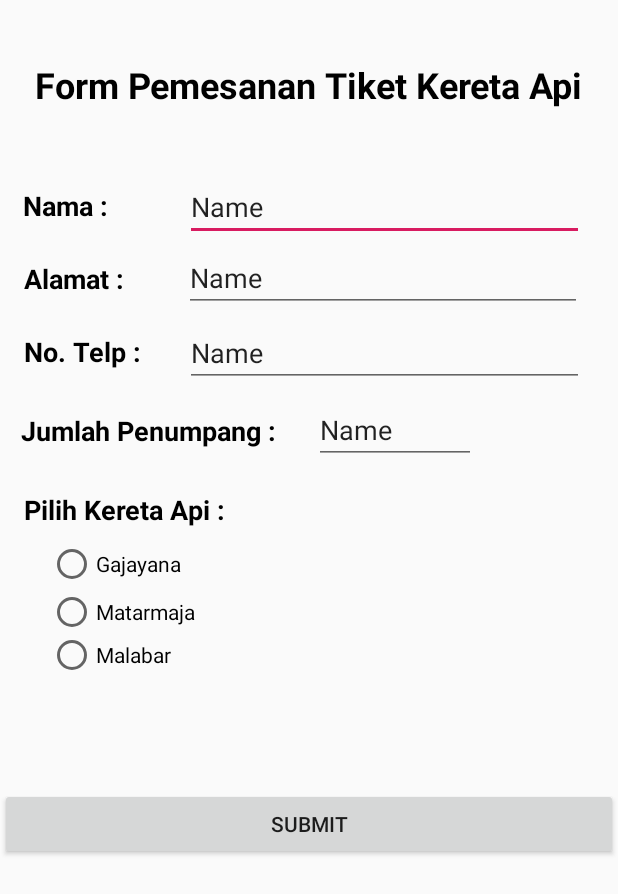
After one commit to Fadila07/TiketKereta, an Android app: the layout fragment_pemesanan.xml on its own in the app's theme, with its tools: preview values and no code run, on a phone screen of 412 x 824 dp. The commit adds this screen. Shown: the top 894 px of the screen. Run offline under Robolectric (Android 15) with nearby library versions, the phone set to English and light mode, and no system bars.

Commit message:
membuat form pemesanan

```diff
--- a/app/build.gradle
+++ b/app/build.gradle
@@ -23,6 +23,7 @@ dependencies {
     implementation fileTree(dir: 'libs', include: ['*.jar'])
     implementation 'androidx.appcompat:appcompat:1.1.0'
     implementation 'androidx.constraintlayout:constraintlayout:1.1.3'
+    implementation 'androidx.legacy:legacy-support-v4:1.0.0'
     testImplementation 'junit:junit:4.12'
     androidTestImplementation 'androidx.test:runner:1.2.0'
     androidTestImplementation 'androidx.test.espresso:espresso-core:3.2.0'
--- a/app/src/main/AndroidManifest.xml
+++ b/app/src/main/AndroidManifest.xml
@@ -9,7 +9,7 @@
         android:roundIcon="@mipmap/ic_launcher_round"
         android:supportsRtl="true"
         android:theme="@style/AppTheme">
-        <activity android:name=".tampilan.Help"></activity>
+        <activity android:name=".tampilan.Help" />
         <activity android:name=".tampilan.Login" />
         <activity android:name=".tampilan.welcome" />
         <activity android:name=".tampilan.screen">
--- /dev/null
+++ b/app/src/main/res/layout/fragment_pemesanan.xml
@@ -0,0 +1,184 @@
+<?xml version="1.0" encoding="utf-8"?>
+<androidx.constraintlayout.widget.ConstraintLayout xmlns:android="http://schemas.android.com/apk/res/android"
+    xmlns:app="http://schemas.android.com/apk/res-auto"
+    xmlns:tools="http://schemas.android.com/tools"
+    android:id="@+id/frameLayout"
+    android:layout_width="match_parent"
+    android:layout_height="match_parent"
+    tools:context=".fragment.Pemesanan">
+
+    <TextView
+        android:id="@+id/textView8"
+        android:layout_width="wrap_content"
+        android:layout_height="wrap_content"
+        android:layout_marginTop="40dp"
+        android:text="Form Pemesanan Tiket Kereta Api"
+        android:textColor="@android:color/black"
+        android:textSize="24sp"
+        android:textStyle="bold"
+        app:layout_constraintEnd_toEndOf="parent"
+        app:layout_constraintHorizontal_bias="0.496"
+        app:layout_constraintStart_toStartOf="parent"
+        app:layout_constraintTop_toTopOf="parent" />
+
+    <TextView
+        android:id="@+id/textView9"
+        android:layout_width="wrap_content"
+        android:layout_height="wrap_content"
+        android:layout_marginTop="52dp"
+        android:text="Nama :"
+        android:textColor="@android:color/black"
+        android:textSize="18sp"
+        android:textStyle="bold"
+        app:layout_constraintEnd_toEndOf="parent"
+        app:layout_constraintHorizontal_bias="0.043"
+        app:layout_constraintStart_toStartOf="parent"
+        app:layout_constraintTop_toBottomOf="@+id/textView8" />
+
+    <TextView
+        android:id="@+id/textView10"
+        android:layout_width="wrap_content"
+        android:layout_height="wrap_content"
+        android:layout_marginStart="16dp"
+        android:layout_marginTop="24dp"
+        android:text="Alamat :"
+        android:textColor="@android:color/black"
+        android:textSize="18sp"
+        android:textStyle="bold"
+        app:layout_constraintStart_toStartOf="parent"
+        app:layout_constraintTop_toBottomOf="@+id/textView9" />
+
+    <TextView
+        android:id="@+id/textView11"
+        android:layout_width="wrap_content"
+        android:layout_height="wrap_content"
+        android:layout_marginStart="16dp"
+        android:layout_marginTop="24dp"
+        android:text="No. Telp :"
+        android:textColor="@android:color/black"
+        android:textSize="18sp"
+        android:textStyle="bold"
+        app:layout_constraintStart_toStartOf="parent"
+        app:layout_constraintTop_toBottomOf="@+id/textView10" />
+
+    <TextView
+        android:id="@+id/textView12"
+        android:layout_width="wrap_content"
+        android:layout_height="wrap_content"
+        android:layout_marginTop="28dp"
+        android:text="Jumlah Penumpang :"
+        android:textColor="@android:color/black"
+        android:textSize="18sp"
+        android:textStyle="bold"
+        app:layout_constraintEnd_toEndOf="parent"
+        app:layout_constraintHorizontal_bias="0.057"
+        app:layout_constraintStart_toStartOf="parent"
+        app:layout_constraintTop_toBottomOf="@+id/textView11" />
+
+    <EditText
+        android:id="@+id/editText"
+        android:layout_width="266dp"
+        android:layout_height="44dp"
+        android:layout_marginTop="44dp"
+        android:ems="10"
+        android:inputType="textPersonName"
+        android:text="Name"
+        app:layout_constraintEnd_toEndOf="parent"
+        app:layout_constraintHorizontal_bias="0.694"
+        app:layout_constraintStart_toEndOf="@+id/textView9"
+        app:layout_constraintTop_toBottomOf="@+id/textView8" />
+
+    <EditText
+        android:id="@+id/editText2"
+        android:layout_width="265dp"
+        android:layout_height="41dp"
+        android:layout_marginTop="6dp"
+        android:ems="10"
+        android:inputType="textPersonName"
+        android:text="Name"
+        app:layout_constraintEnd_toEndOf="parent"
+        app:layout_constraintHorizontal_bias="0.622"
+        app:layout_constraintStart_toEndOf="@+id/textView10"
+        app:layout_constraintTop_toBottomOf="@+id/editText" />
+
+    <EditText
+        android:id="@+id/editText3"
+        android:layout_width="266dp"
+        android:layout_height="44dp"
+        android:layout_marginTop="6dp"
+        android:ems="10"
+        android:inputType="textPersonName"
+        android:text="Name"
+        app:layout_constraintEnd_toEndOf="parent"
+        app:layout_constraintHorizontal_bias="0.56"
+        app:layout_constraintStart_toEndOf="@+id/textView11"
+        app:layout_constraintTop_toBottomOf="@+id/editText2" />
+
+    <EditText
+        android:id="@+id/editText4"
+        android:layout_width="108dp"
+        android:layout_height="39dp"
+        android:layout_marginTop="12dp"
+        android:ems="10"
+        android:inputType="textPersonName"
+        android:text="Name"
+        app:layout_constraintEnd_toEndOf="parent"
+        app:layout_constraintHorizontal_bias="0.213"
+        app:layout_constraintStart_toEndOf="@+id/textView12"
+        app:layout_constraintTop_toBottomOf="@+id/editText3" />
+
+    <TextView
+        android:id="@+id/textView13"
+        android:layout_width="wrap_content"
+        android:layout_height="wrap_content"
+        android:layout_marginTop="28dp"
+        android:text="Pilih Kereta Api :"
+        android:textColor="@android:color/black"
+        android:textSize="18sp"
+        android:textStyle="bold"
+        app:layout_constraintEnd_toEndOf="parent"
+        app:layout_constraintHorizontal_bias="0.058"
+        app:layout_constraintStart_toStartOf="parent"
+        app:layout_constraintTop_toBottomOf="@+id/textView12" />
+
+    <RadioGroup
+        android:id="@+id/radioGroup2"
+        android:layout_width="363dp"
+        android:layout_height="89dp"
+        android:layout_marginStart="32dp"
+        android:layout_marginTop="8dp"
+        app:layout_constraintStart_toStartOf="parent"
+        app:layout_constraintTop_toBottomOf="@+id/textView13">
+
+        <RadioButton
+            android:id="@+id/radioButton"
+            android:layout_width="324dp"
+            android:layout_height="wrap_content"
+            android:text="Gajayana" />
+
+        <RadioButton
+            android:id="@+id/radioButton3"
+            android:layout_width="324dp"
+            android:layout_height="wrap_content"
+            android:text="Matarmaja" />
+
+        <RadioButton
+            android:id="@+id/radioButton2"
+            android:layout_width="325dp"
+            android:layout_height="wrap_content"
+            android:text="Malabar" />
+
+    </RadioGroup>
+
+    <Button
+        android:id="@+id/button"
+        android:layout_width="match_parent"
+        android:layout_height="wrap_content"
+        android:layout_marginTop="76dp"
+        android:text="Submit"
+        app:layout_constraintEnd_toEndOf="parent"
+        app:layout_constraintHorizontal_bias="0.498"
+        app:layout_constraintStart_toStartOf="parent"
+        app:layout_constraintTop_toBottomOf="@+id/radioGroup2" />
+
+</androidx.constraintlayout.widget.ConstraintLayout>
--- a/app/src/main/res/values/strings.xml
+++ b/app/src/main/res/values/strings.xml
@@ -1,3 +1,6 @@
 <resources>
     <string name="app_name">TiketKereta</string>
+
+    <!-- TODO: Remove or change this placeholder text -->
+    <string name="hello_blank_fragment">Hello blank fragment</string>
 </resources>
```
Also changed, not shown: app/src/main/java/id/ac/polinema/tiketkereta/fragment/Pemesanan.java (added, +75 -0 lines), app/src/main/java/id/ac/polinema/tiketkereta/tampilan/Login.java (+9 -0 lines), app/src/main/res/layout/activity_login.xml (+91 -0 lines).
